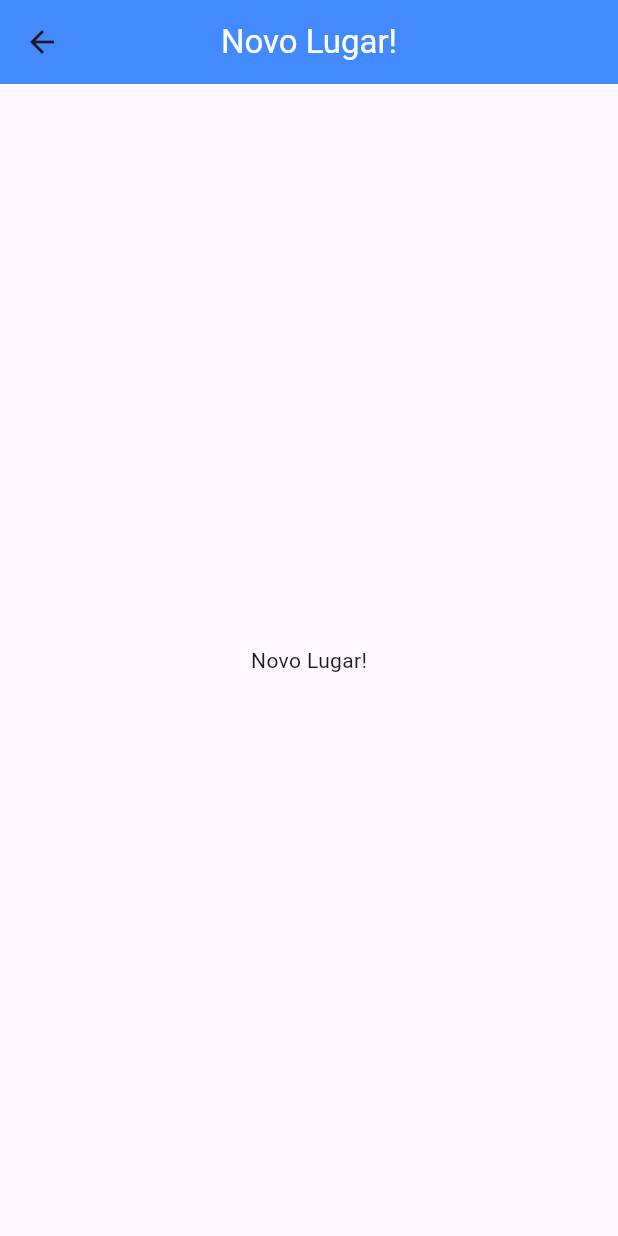
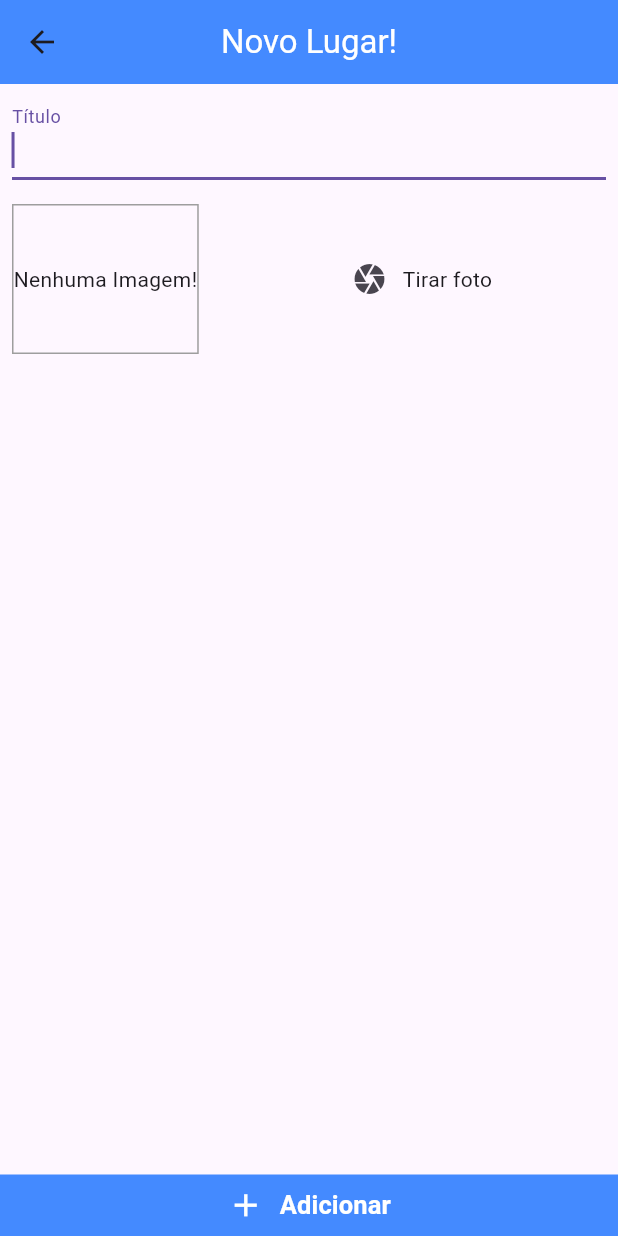
Before and after one commit to gabrielnavas/flutter_app_great_places, a Flutter app: the PlaceFormScreen screen opened by its route, on a phone screen of 412 x 824 dp. Run offline on Flutter 3.47's test engine with Material 3 defaults, Android fonts, the phone set to English and light mode, and no system bars.

Commit message:
form new place

```diff
--- a/lib/screens/place_form_screen.dart
+++ b/lib/screens/place_form_screen.dart
@@ -1,4 +1,5 @@
 import 'package:flutter/material.dart';
+import 'package:flutter_app_great_places/widgets/image_input.dart';
 
 class PlaceFormScreen extends StatefulWidget {
   const PlaceFormScreen({super.key});
@@ -8,6 +9,16 @@ class PlaceFormScreen extends StatefulWidget {
 }
 
 class _PlaceFormScreenState extends State<PlaceFormScreen> {
+  final _titleController = TextEditingController();
+
+  @override
+  void dispose() {
+    super.dispose();
+    _titleController.dispose();
+  }
+
+  void _submitForm() {}
+
   @override
   Widget build(BuildContext context) {
     return Scaffold(
@@ -21,8 +32,50 @@ class _PlaceFormScreenState extends State<PlaceFormScreen> {
           ),
         ),
       ),
-      body: const Center(
-        child: Text('Novo Lugar!'),
+      body: Column(
+        children: [
+          Padding(
+            padding: const EdgeInsets.all(8.0),
+            child: TextField(
+              decoration: const InputDecoration(labelText: 'Título'),
+              controller: _titleController,
+              autofocus: true,
+            ),
+          ),
+          const ImageInput(),
+          const Spacer(),
+          TextButton(
+            style: TextButton.styleFrom(
+              backgroundColor: Colors.blueAccent,
+              tapTargetSize: MaterialTapTargetSize.shrinkWrap,
+              shape: const RoundedRectangleBorder(
+                borderRadius: BorderRadius.all(Radius.zero),
+              ),
+            ),
+            onPressed: _submitForm,
+            child: const Row(
+              mainAxisAlignment: MainAxisAlignment.center,
+              children: [
+                Icon(
+                  Icons.add,
+                  color: Colors.white,
+                  size: 25,
+                ),
+                SizedBox(
+                  width: 10,
+                ),
+                Text(
+                  'Adicionar',
+                  style: TextStyle(
+                    color: Colors.white,
+                    fontWeight: FontWeight.bold,
+                    fontSize: 17,
+                  ),
+                )
+              ],
+            ),
+          )
+        ],
       ),
     );
   }
--- /dev/null
+++ b/lib/widgets/image_input.dart
@@ -0,0 +1,36 @@
+import 'package:flutter/material.dart';
+
+class ImageInput extends StatelessWidget {
+  const ImageInput({super.key});
+
+  @override
+  Widget build(BuildContext context) {
+    return Row(
+      children: [
+        Container(
+          margin: const EdgeInsets.all(8),
+          height: 100,
+          decoration: BoxDecoration(
+            border: Border.all(width: 1, color: Colors.grey),
+          ),
+          alignment: Alignment.center,
+          child: const Text('Nenhuma Imagem!'),
+        ),
+        const SizedBox(width: 10),
+        Expanded(
+          child: IconButton(
+            onPressed: () {},
+            icon: const Row(
+              mainAxisAlignment: MainAxisAlignment.center,
+              children: [
+                Icon(Icons.camera),
+                SizedBox(width: 10),
+                Text('Tirar foto'),
+              ],
+            ),
+          ),
+        )
+      ],
+    );
+  }
+}
```
Also changed, not shown: lib/models/place.dart (added, +17 -0 lines), lib/models/place_location.dart (added, +11 -0 lines), lib/providers/great_places.dart (added, +14 -0 lines).
